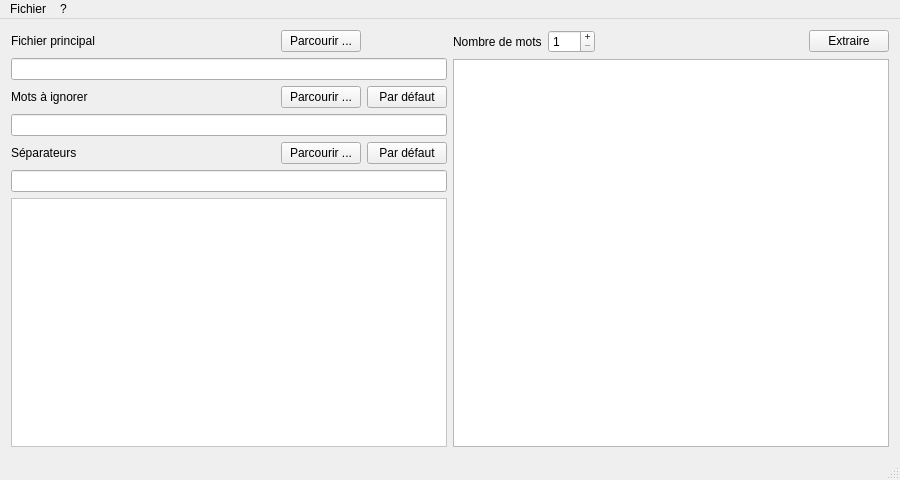
The window that src/NuageDeMotsGUI/mainwindow.ui (WordCloudZZ/WordCloudZZ) describes before a commit, drawn with Qt 5.
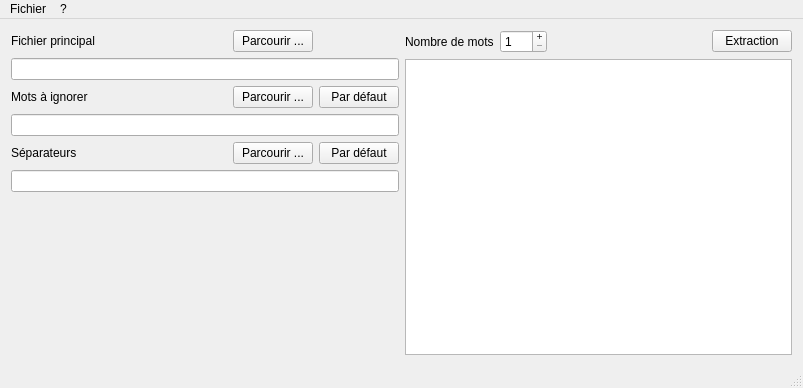
The same window after the commit. Icons and pictures are not drawn. Custom widgets are drawn as their Qt base class.

What changed in the file:
```diff
--- a/src/NuageDeMotsGUI/mainwindow.ui
+++ b/src/NuageDeMotsGUI/mainwindow.ui
@@ -6,14 +6,14 @@
    <rect>
     <x>0</x>
     <y>0</y>
-    <width>900</width>
-    <height>480</height>
+    <width>803</width>
+    <height>388</height>
    </rect>
   </property>
   <property name="minimumSize">
    <size>
-    <width>900</width>
-    <height>480</height>
+    <width>803</width>
+    <height>388</height>
    </size>
   </property>
   <property name="baseSize">
@@ -140,6 +140,19 @@
         </property>
        </widget>
       </item>
+      <item row="6" column="0" colspan="4">
+       <spacer name="verticalSpacer">
+        <property name="orientation">
+         <enum>Qt::Vertical</enum>
+        </property>
+        <property name="sizeHint" stdset="0">
+         <size>
+          <width>20</width>
+          <height>40</height>
+         </size>
+        </property>
+       </spacer>
+      </item>
       <item row="0" column="2">
        <widget class="QPushButton" name="browsePrincipal">
         <property name="enabled">
@@ -156,24 +169,21 @@
         </property>
        </widget>
       </item>
-      <item row="6" column="0" colspan="4">
-       <widget class="TagCloud" name="frameTag">
-        <property name="sizePolicy">
-         <sizepolicy hsizetype="Preferred" vsizetype="Preferred">
-          <horstretch>0</horstretch>
-          <verstretch>0</verstretch>
-         </sizepolicy>
+      <item row="0" column="3">
+       <spacer name="horizontalSpacer">
+        <property name="orientation">
+         <enum>Qt::Horizontal</enum>
         </property>
-        <property name="styleSheet">
-         <string notr="true">background-color: rgb(255, 255, 255);</string>
+        <property name="sizeType">
+         <enum>QSizePolicy::Minimum</enum>
         </property>
-        <property name="frameShape">
-         <enum>QFrame::StyledPanel</enum>
+        <property name="sizeHint" stdset="0">
+         <size>
+          <width>40</width>
+          <height>20</height>
+         </size>
         </property>
-        <property name="frameShadow">
-         <enum>QFrame::Raised</enum>
-        </property>
-       </widget>
+       </spacer>
       </item>
      </layout>
     </item>
@@ -197,7 +207,7 @@
          </size>
         </property>
         <property name="text">
-         <string>Extraire</string>
+         <string>Extraction</string>
         </property>
        </widget>
       </item>
@@ -267,8 +277,8 @@
     <rect>
      <x>0</x>
      <y>0</y>
-     <width>900</width>
-     <height>20</height>
+     <width>803</width>
+     <height>21</height>
     </rect>
    </property>
    <widget class="QMenu" name="menuFichier">
@@ -306,14 +316,6 @@
   </action>
  </widget>
  <layoutdefault spacing="6" margin="11"/>
- <customwidgets>
-  <customwidget>
-   <class>TagCloud</class>
-   <extends>QFrame</extends>
-   <header>TagCloud.h</header>
-   <container>1</container>
-  </customwidget>
- </customwidgets>
  <resources/>
  <connections/>
 </ui>
```
Left out of the diff: 75 changed lines with no effect on the pictures.
